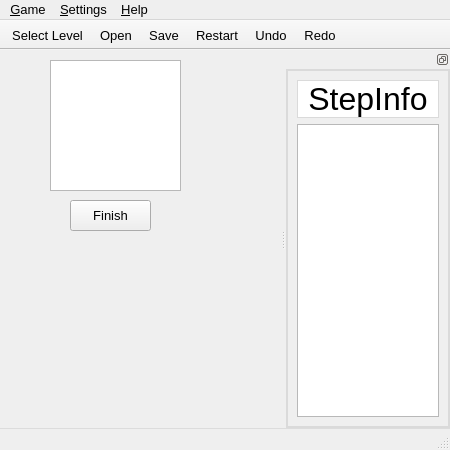
Old version of the form view.ui in the repository linyinfeng/klotski.
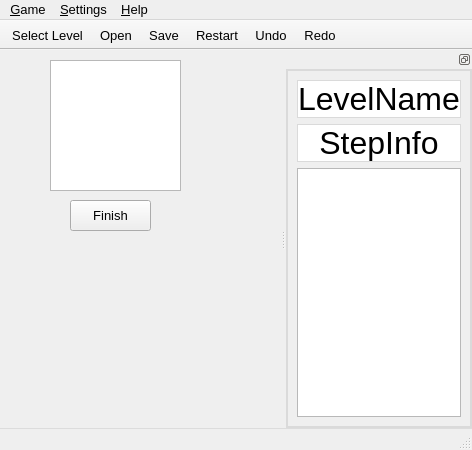
New version of the form. Icons and pictures are not drawn. Custom widgets are drawn as their Qt base class.

Commit message: Add big level name, fix crash bug

What changed in the file:
```diff
--- a/view.ui
+++ b/view.ui
@@ -133,10 +133,9 @@
     <string notr="true">#dockWidgetContentsGameInfo {
 	border: 2px solid rgb(218, 218, 218);
 }
-#labelStepInfo {
+
+#labelStepInfo, #labelLevelName {
 	border: 1px solid rgb(218, 218, 218);
-}
-#labelStepInfo {
 	background-color: white;
 	font-size: 32px;
 }</string>
@@ -149,6 +148,16 @@
    </attribute>
    <widget class="QWidget" name="dockWidgetContentsGameInfo">
     <layout class="QVBoxLayout" name="verticalLayout">
+     <item>
+      <widget class="QLabel" name="labelLevelName">
+       <property name="text">
+        <string>LevelName</string>
+       </property>
+       <property name="alignment">
+        <set>Qt::AlignCenter</set>
+       </property>
+      </widget>
+     </item>
      <item>
       <widget class="QLabel" name="labelStepInfo">
        <property name="text">
```
The commit also changes 5 other files.
